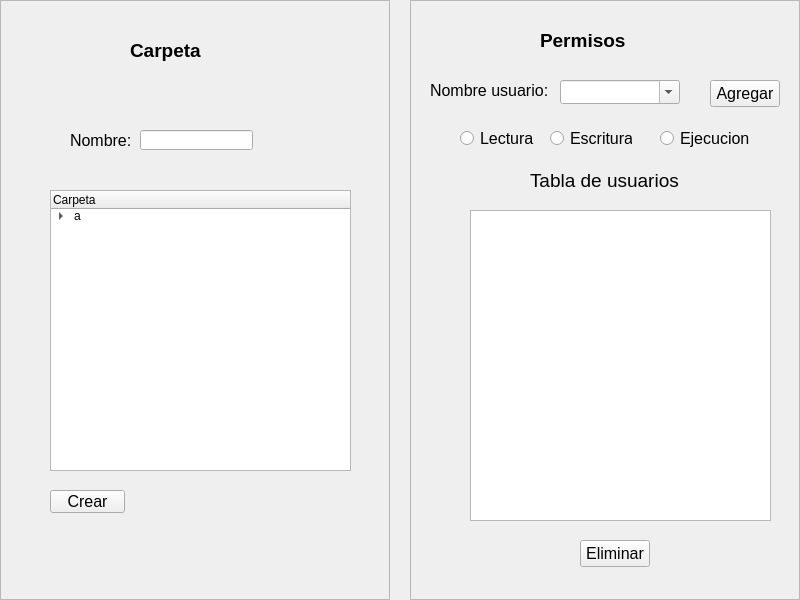
This is Proyecto 3/vista/modificar.ui in enajera123/Proyectos-So as Qt 5 draws it before an edit. The edited form follows.
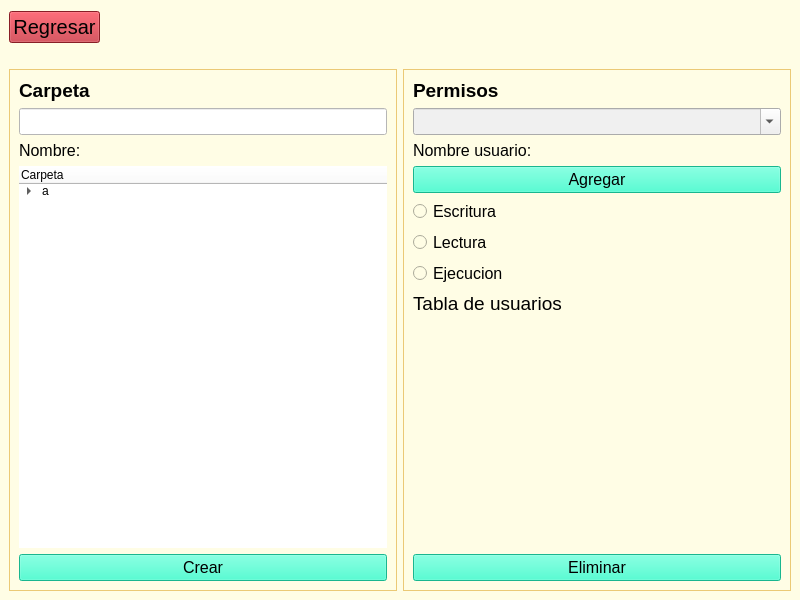
This is the edited form. Icons and pictures are not drawn.

```diff
--- a/Proyecto 3/vista/modificar.ui
+++ b/Proyecto 3/vista/modificar.ui
@@ -14,10 +14,15 @@
    <string>MainWindow</string>
   </property>
   <widget class="QWidget" name="centralwidget">
-   <layout class="QHBoxLayout" name="horizontalLayout">
-    <property name="spacing">
-     <number>20</number>
-    </property>
+   <property name="styleSheet">
+    <string notr="true">QWidget{
+	background-color:rgb(255, 253, 229);
+}
+QFrame{
+	border:none;
+}</string>
+   </property>
+   <layout class="QVBoxLayout" name="verticalLayout" stretch="1,10">
     <property name="leftMargin">
      <number>0</number>
     </property>
@@ -31,22 +36,126 @@
      <number>0</number>
     </property>
     <item>
+     <widget class="QFrame" name="paneSuperior">
+      <property name="frameShape">
+       <enum>QFrame::StyledPanel</enum>
+      </property>
+      <property name="frameShadow">
+       <enum>QFrame::Raised</enum>
+      </property>
+      <layout class="QHBoxLayout" name="horizontalLayout_2">
+       <item>
+        <widget class="QPushButton" name="btnRegresar">
+         <property name="font">
+          <font>
+           <pointsize>15</pointsize>
+          </font>
+         </property>
+         <property name="styleSheet">
+          <string notr="true">QPushButton{
+	background-color:rgb(191, 42, 53)
+}
+QPushButton:hover{
+	background-color:rgb(211, 42, 53)
+}</string>
+         </property>
+         <property name="text">
+          <string>Regresar</string>
+         </property>
+         <property name="icon">
+          <iconset>
+           <normaloff>../src/img/volver-icon.png</normaloff>../src/img/volver-icon.png</iconset>
+         </property>
+         <property name="iconSize">
+          <size>
+           <width>25</width>
+           <height>25</height>
+          </size>
+         </property>
+        </widget>
+       </item>
+       <item>
+        <spacer name="horizontalSpacer">
+         <property name="orientation">
+          <enum>Qt::Horizontal</enum>
+         </property>
+         <property name="sizeHint" stdset="0">
+          <size>
+           <width>672</width>
+           <height>20</height>
+          </size>
+         </property>
+        </spacer>
+       </item>
+      </layout>
+     </widget>
+    </item>
+    <item>
+     <widget class="QFrame" name="panelInferior">
+      <property name="styleSheet">
+       <string notr="true">#Carpeta, #Permisos {
+border: 1px solid rgb(235, 201, 118);
+}
+QPushButton{
+	background-color:rgb(35, 255, 200);
+}
+QPushButton:hover{
+	background-color:rgb(80, 214, 174);
+}</string>
+      </property>
+      <property name="frameShape">
+       <enum>QFrame::StyledPanel</enum>
+      </property>
+      <property name="frameShadow">
+       <enum>QFrame::Raised</enum>
+      </property>
+      <layout class="QHBoxLayout" name="horizontalLayout">
+       <item>
      <widget class="QFrame" name="Carpeta">
+         <property name="styleSheet">
+          <string notr="true"/>
+         </property>
       <property name="frameShape">
        <enum>QFrame::StyledPanel</enum>
       </property>
       <property name="frameShadow">
        <enum>QFrame::Raised</enum>
       </property>
+         <layout class="QVBoxLayout" name="verticalLayout_3">
+          <item>
+           <widget class="QLabel" name="lblTituloCarpeta">
+            <property name="font">
+             <font>
+              <family>Arial</family>
+              <pointsize>14</pointsize>
+              <weight>75</weight>
+              <italic>false</italic>
+              <bold>true</bold>
+              <underline>false</underline>
+              <strikeout>false</strikeout>
+              <kerning>true</kerning>
+             </font>
+            </property>
+            <property name="text">
+             <string>Carpeta</string>
+            </property>
+           </widget>
+          </item>
+          <item>
+           <widget class="QLineEdit" name="txtNombreCarpeta">
+            <property name="font">
+             <font>
+              <family>Arial</family>
+              <pointsize>12</pointsize>
+             </font>
+            </property>
+            <property name="styleSheet">
+             <string notr="true">background-color:white;</string>
+            </property>
+           </widget>
+          </item>
+          <item>
       <widget class="QLabel" name="lblNombreCarpeta">
-       <property name="geometry">
-        <rect>
-         <x>70</x>
-         <y>130</y>
-         <width>71</width>
-         <height>21</height>
-        </rect>
-       </property>
        <property name="font">
         <font>
          <family>Arial</family>
@@ -63,74 +172,11 @@
         <string>Nombre:</string>
        </property>
       </widget>
-      <widget class="QLineEdit" name="txtNombreCarpeta">
-       <property name="geometry">
-        <rect>
-         <x>140</x>
-         <y>130</y>
-         <width>113</width>
-         <height>20</height>
-        </rect>
-       </property>
-       <property name="font">
-        <font>
-         <family>Arial</family>
-         <pointsize>12</pointsize>
-        </font>
-       </property>
-      </widget>
-      <widget class="QPushButton" name="btnCrearCarpeta">
-       <property name="geometry">
-        <rect>
-         <x>50</x>
-         <y>490</y>
-         <width>75</width>
-         <height>23</height>
-        </rect>
-       </property>
-       <property name="font">
-        <font>
-         <family>Arial</family>
-         <pointsize>12</pointsize>
-        </font>
-       </property>
-       <property name="text">
-        <string>Crear</string>
-       </property>
-      </widget>
-      <widget class="QLabel" name="lblTituloCarpeta">
-       <property name="geometry">
-        <rect>
-         <x>130</x>
-         <y>40</y>
-         <width>91</width>
-         <height>21</height>
-        </rect>
-       </property>
-       <property name="font">
-        <font>
-         <family>Arial</family>
-         <pointsize>14</pointsize>
-         <weight>75</weight>
-         <italic>false</italic>
-         <bold>true</bold>
-         <underline>false</underline>
-         <strikeout>false</strikeout>
-         <kerning>true</kerning>
-        </font>
-       </property>
-       <property name="text">
-        <string>Carpeta</string>
-       </property>
-      </widget>
+          </item>
+          <item>
       <widget class="QTreeWidget" name="twUbicacion">
-       <property name="geometry">
-        <rect>
-         <x>50</x>
-         <y>190</y>
-         <width>301</width>
-         <height>281</height>
-        </rect>
+            <property name="styleSheet">
+             <string notr="true">background-color:white;</string>
        </property>
        <property name="columnCount">
         <number>1</number>
@@ -159,6 +205,21 @@
         </item>
        </item>
       </widget>
+          </item>
+          <item>
+           <widget class="QPushButton" name="btnCrearCarpeta">
+            <property name="font">
+             <font>
+              <family>Arial</family>
+              <pointsize>12</pointsize>
+             </font>
+            </property>
+            <property name="text">
+             <string>Crear</string>
+            </property>
+           </widget>
+          </item>
+         </layout>
      </widget>
     </item>
     <item>
@@ -169,81 +230,9 @@
       <property name="frameShadow">
        <enum>QFrame::Raised</enum>
       </property>
-      <widget class="QRadioButton" name="rbtnEjecucion">
-       <property name="geometry">
-        <rect>
-         <x>250</x>
-         <y>130</y>
-         <width>91</width>
-         <height>17</height>
-        </rect>
-       </property>
-       <property name="font">
-        <font>
-         <family>Arial</family>
-         <pointsize>12</pointsize>
-        </font>
-       </property>
-       <property name="text">
-        <string>Ejecucion</string>
-       </property>
-       <property name="autoExclusive">
-        <bool>false</bool>
-       </property>
-      </widget>
-      <widget class="QLabel" name="lblTituloListView">
-       <property name="geometry">
-        <rect>
-         <x>120</x>
-         <y>170</y>
-         <width>151</width>
-         <height>21</height>
-        </rect>
-       </property>
-       <property name="font">
-        <font>
-         <family>Arial</family>
-         <pointsize>14</pointsize>
-         <weight>50</weight>
-         <italic>false</italic>
-         <bold>false</bold>
-         <underline>false</underline>
-         <strikeout>false</strikeout>
-         <kerning>true</kerning>
-        </font>
-       </property>
-       <property name="text">
-        <string>Tabla de usuarios</string>
-       </property>
-      </widget>
-      <widget class="QPushButton" name="btnEliminarUsuario">
-       <property name="geometry">
-        <rect>
-         <x>170</x>
-         <y>540</y>
-         <width>70</width>
-         <height>27</height>
-        </rect>
-       </property>
-       <property name="font">
-        <font>
-         <family>Arial</family>
-         <pointsize>12</pointsize>
-        </font>
-       </property>
-       <property name="text">
-        <string>Eliminar</string>
-       </property>
-      </widget>
+         <layout class="QVBoxLayout" name="verticalLayout_2">
+          <item>
       <widget class="QLabel" name="lblTituloPermisos">
-       <property name="geometry">
-        <rect>
-         <x>130</x>
-         <y>30</y>
-         <width>91</width>
-         <height>21</height>
-        </rect>
-       </property>
        <property name="font">
         <font>
          <family>Arial</family>
@@ -260,119 +249,18 @@
         <string>Permisos</string>
        </property>
       </widget>
-      <widget class="QPushButton" name="btnAgregarUsuario">
-       <property name="geometry">
-        <rect>
-         <x>300</x>
-         <y>80</y>
-         <width>70</width>
-         <height>27</height>
-        </rect>
-       </property>
-       <property name="font">
-        <font>
-         <family>Arial</family>
-         <pointsize>12</pointsize>
-        </font>
-       </property>
-       <property name="text">
-        <string>Agregar</string>
-       </property>
-      </widget>
-      <widget class="QRadioButton" name="rbtnLectura">
-       <property name="geometry">
-        <rect>
-         <x>50</x>
-         <y>130</y>
-         <width>82</width>
-         <height>17</height>
-        </rect>
-       </property>
-       <property name="font">
-        <font>
-         <family>Arial</family>
-         <pointsize>12</pointsize>
-        </font>
-       </property>
-       <property name="text">
-        <string>Lectura</string>
-       </property>
-       <property name="autoExclusive">
-        <bool>false</bool>
-       </property>
-      </widget>
-      <widget class="QListView" name="listPermisosUsuarios">
-       <property name="geometry">
-        <rect>
-         <x>60</x>
-         <y>210</y>
-         <width>301</width>
-         <height>311</height>
-        </rect>
-       </property>
-      </widget>
-      <widget class="QLabel" name="lblNombreUsuario">
-       <property name="geometry">
-        <rect>
-         <x>20</x>
-         <y>80</y>
-         <width>121</width>
-         <height>21</height>
-        </rect>
-       </property>
-       <property name="font">
-        <font>
-         <family>Arial</family>
-         <pointsize>12</pointsize>
-         <weight>50</weight>
-         <italic>false</italic>
-         <bold>false</bold>
-         <underline>false</underline>
-         <strikeout>false</strikeout>
-         <kerning>true</kerning>
-        </font>
-       </property>
-       <property name="text">
-        <string>Nombre usuario: </string>
-       </property>
-      </widget>
-      <widget class="QRadioButton" name="rbtnEscritura">
-       <property name="geometry">
-        <rect>
-         <x>140</x>
-         <y>130</y>
-         <width>82</width>
-         <height>17</height>
-        </rect>
-       </property>
-       <property name="font">
-        <font>
-         <family>Arial</family>
-         <pointsize>12</pointsize>
-        </font>
-       </property>
-       <property name="text">
-        <string>Escritura</string>
-       </property>
-       <property name="autoExclusive">
-        <bool>false</bool>
-       </property>
-      </widget>
+          </item>
+          <item>
       <widget class="QComboBox" name="cbNombreUsuario">
-       <property name="geometry">
-        <rect>
-         <x>150</x>
-         <y>80</y>
-         <width>120</width>
-         <height>24</height>
-        </rect>
-       </property>
        <property name="font">
         <font>
          <family>Arial</family>
          <pointsize>12</pointsize>
         </font>
        </property>
+            <property name="styleSheet">
+             <string notr="true">background-color:rgb(240, 240, 240);</string>
+            </property>
        <property name="editable">
         <bool>true</bool>
        </property>
@@ -410,6 +298,126 @@
         </property>
        </item>
       </widget>
+          </item>
+          <item>
+           <widget class="QLabel" name="lblNombreUsuario">
+            <property name="font">
+             <font>
+              <family>Arial</family>
+              <pointsize>12</pointsize>
+              <weight>50</weight>
+              <italic>false</italic>
+              <bold>false</bold>
+              <underline>false</underline>
+              <strikeout>false</strikeout>
+              <kerning>true</kerning>
+             </font>
+            </property>
+            <property name="text">
+             <string>Nombre usuario: </string>
+            </property>
+           </widget>
+          </item>
+          <item>
+           <widget class="QPushButton" name="btnAgregarUsuario">
+            <property name="font">
+             <font>
+              <family>Arial</family>
+              <pointsize>12</pointsize>
+             </font>
+            </property>
+            <property name="text">
+             <string>Agregar</string>
+            </property>
+           </widget>
+          </item>
+          <item>
+           <widget class="QRadioButton" name="rbtnEscritura">
+            <property name="font">
+             <font>
+              <family>Arial</family>
+              <pointsize>12</pointsize>
+             </font>
+            </property>
+            <property name="text">
+             <string>Escritura</string>
+            </property>
+            <property name="autoExclusive">
+             <bool>false</bool>
+            </property>
+           </widget>
+          </item>
+          <item>
+           <widget class="QRadioButton" name="rbtnLectura">
+            <property name="font">
+             <font>
+              <family>Arial</family>
+              <pointsize>12</pointsize>
+             </font>
+            </property>
+            <property name="text">
+             <string>Lectura</string>
+            </property>
+            <property name="autoExclusive">
+             <bool>false</bool>
+            </property>
+           </widget>
+          </item>
+          <item>
+           <widget class="QRadioButton" name="rbtnEjecucion">
+            <property name="font">
+             <font>
+              <family>Arial</family>
+              <pointsize>12</pointsize>
+             </font>
+            </property>
+            <property name="text">
+             <string>Ejecucion</string>
+            </property>
+            <property name="autoExclusive">
+             <bool>false</bool>
+            </property>
+           </widget>
+          </item>
+          <item>
+           <widget class="QLabel" name="lblTituloListView">
+            <property name="font">
+             <font>
+              <family>Arial</family>
+              <pointsize>14</pointsize>
+              <weight>50</weight>
+              <italic>false</italic>
+              <bold>false</bold>
+              <underline>false</underline>
+              <strikeout>false</strikeout>
+              <kerning>true</kerning>
+             </font>
+            </property>
+            <property name="text">
+             <string>Tabla de usuarios</string>
+            </property>
+           </widget>
+          </item>
+          <item>
+           <widget class="QListView" name="listPermisosUsuarios"/>
+          </item>
+          <item>
+           <widget class="QPushButton" name="btnEliminarUsuario">
+            <property name="font">
+             <font>
+              <family>Arial</family>
+              <pointsize>12</pointsize>
+             </font>
+            </property>
+            <property name="text">
+             <string>Eliminar</string>
+            </property>
+           </widget>
+          </item>
+         </layout>
+        </widget>
+       </item>
+      </layout>
      </widget>
     </item>
    </layout>
```
Lines whose indentation alone changed are shown as unchanged.
